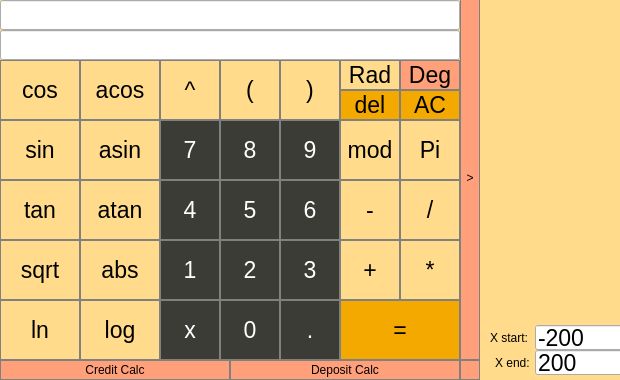
This is src/view/view.ui in burshlatt/CPP_Qt_SmartCalc as Qt 5 draws it before an edit; both pictures show x 0 to 620 and y 0 to 380 of the 960 by 380 pixel window. The edited form follows.
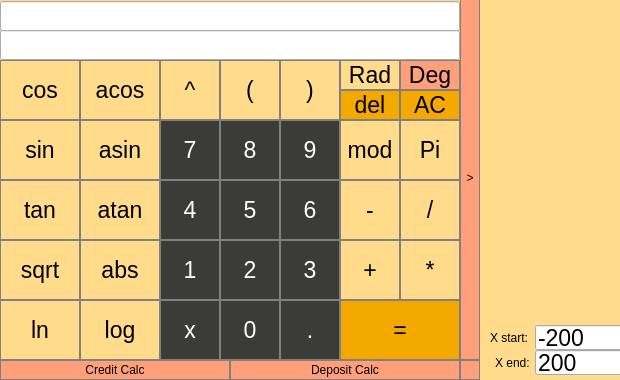
This is the edited form. Custom widgets are drawn as their Qt base class.

The edit to the form file:
```diff
--- a/src/view/view.ui
+++ b/src/view/view.ui
@@ -47,7 +47,7 @@
     <property name="geometry">
      <rect>
       <x>0</x>
-      <y>0</y>
+      <y>1</y>
       <width>460</width>
       <height>30</height>
      </rect>
```
